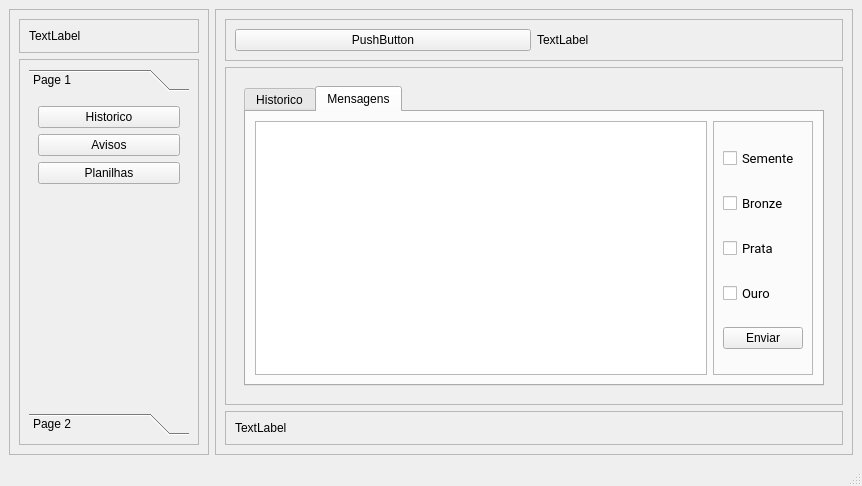
Old version of the form Chatbot.ui in the repository FilipeGmartins/Chatbot-main.
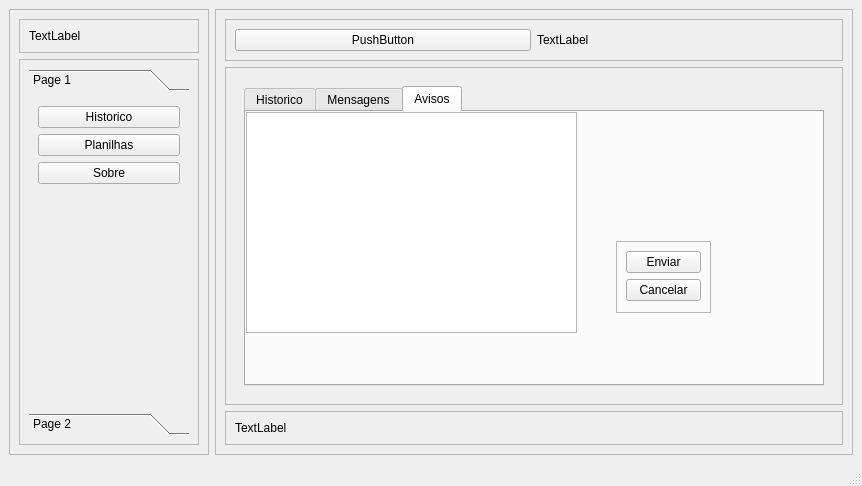
New version of the form. The open tabs and pages were chosen to show the change. Icons and pictures are not drawn.

Diff of the .ui file:
```diff
--- a/Chatbot.ui
+++ b/Chatbot.ui
@@ -83,13 +83,6 @@
                 </property>
                </widget>
               </item>
-              <item>
-               <widget class="QPushButton" name="pushButton_3">
-                <property name="text">
-                 <string>Avisos</string>
-                </property>
-               </widget>
-              </item>
               <item>
                <widget class="QPushButton" name="pushButton_4">
                 <property name="text">
@@ -97,6 +90,13 @@
                 </property>
                </widget>
               </item>
+              <item>
+               <widget class="QPushButton" name="pushButton_3">
+                <property name="text">
+                 <string>Sobre</string>
+                </property>
+               </widget>
+              </item>
               <item>
                <spacer name="verticalSpacer">
                 <property name="orientation">
@@ -494,6 +494,53 @@
                   </item>
                  </layout>
                 </widget>
+                <widget class="QWidget" name="tab_5">
+                 <attribute name="title">
+                  <string>Avisos</string>
+                 </attribute>
+                 <widget class="QTableWidget" name="tableWidget_5">
+                  <property name="geometry">
+                   <rect>
+                    <x>0</x>
+                    <y>0</y>
+                    <width>331</width>
+                    <height>221</height>
+                   </rect>
+                  </property>
+                 </widget>
+                 <widget class="QFrame" name="frame_13">
+                  <property name="geometry">
+                   <rect>
+                    <x>370</x>
+                    <y>129</y>
+                    <width>95</width>
+                    <height>72</height>
+                   </rect>
+                  </property>
+                  <property name="frameShape">
+                   <enum>QFrame::StyledPanel</enum>
+                  </property>
+                  <property name="frameShadow">
+                   <enum>QFrame::Raised</enum>
+                  </property>
+                  <layout class="QVBoxLayout" name="verticalLayout_10">
+                   <item>
+                    <widget class="QPushButton" name="pushButton_12">
+                     <property name="text">
+                      <string>Enviar</string>
+                     </property>
+                    </widget>
+                   </item>
+                   <item>
+                    <widget class="QPushButton" name="pushButton_13">
+                     <property name="text">
+                      <string>Cancelar</string>
+                     </property>
+                    </widget>
+                   </item>
+                  </layout>
+                 </widget>
+                </widget>
                </widget>
               </item>
              </layout>
```
Left out of the diff: 21 changed lines with no effect on the pictures.
